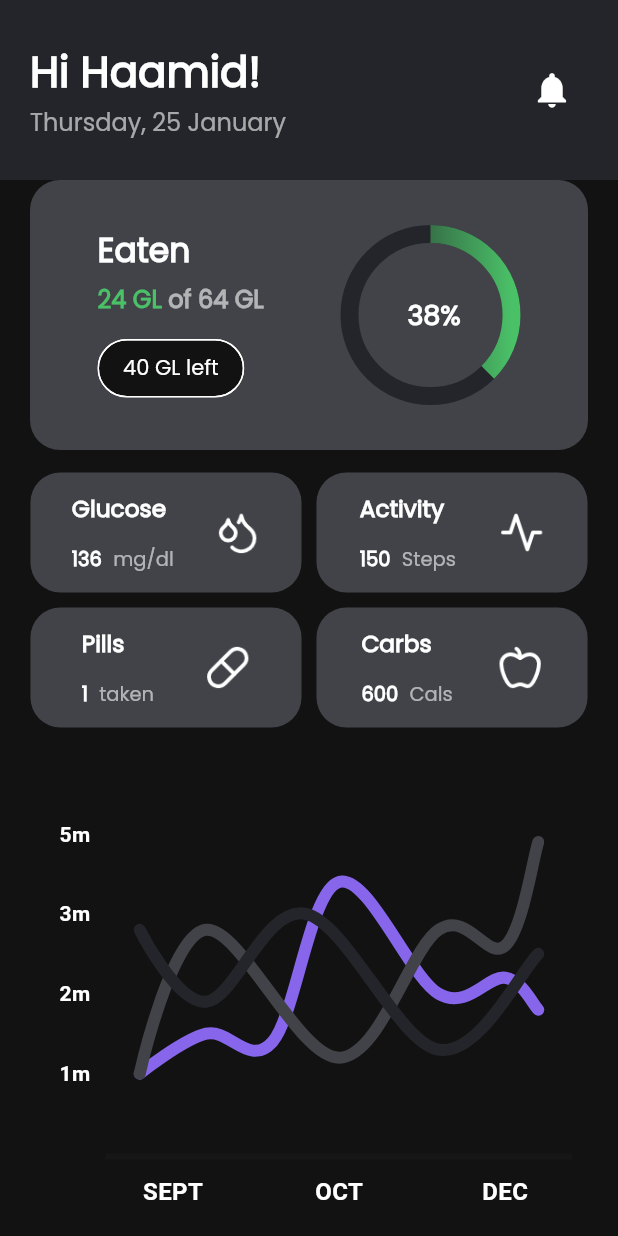
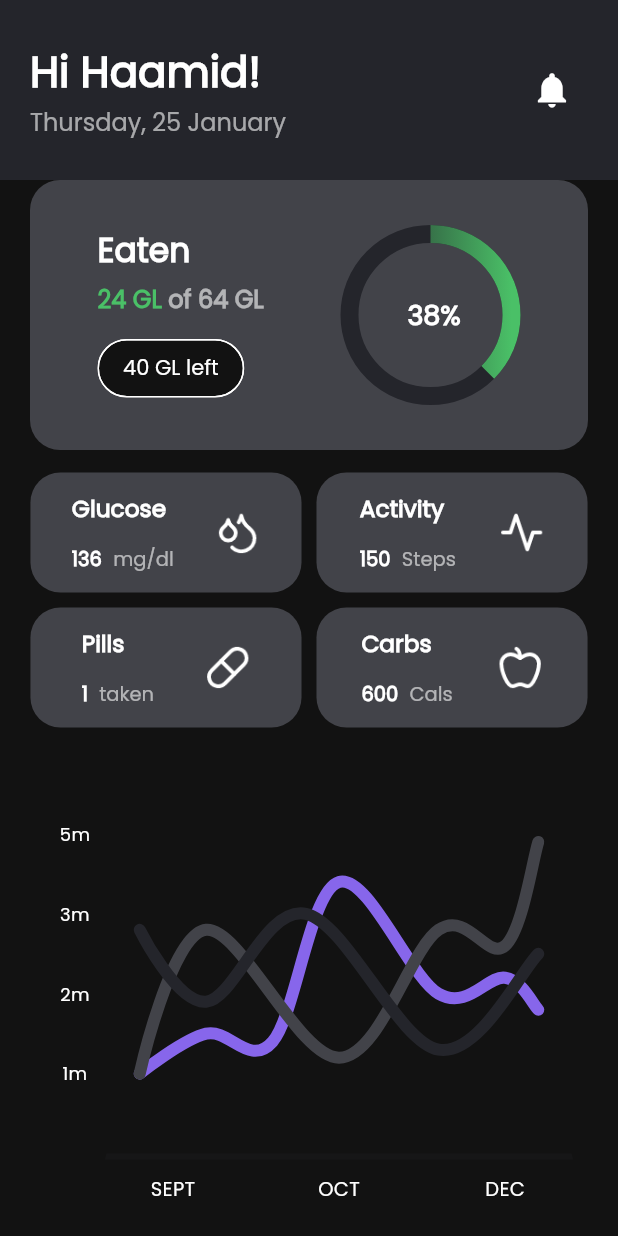
Before and after one commit to Hames-1616/diabetes_Flutter, a Flutter app: the HomePage screen opened directly, on a phone screen of 412 x 824 dp. Run offline on Flutter 3.47's test engine with Material 3 defaults, Android fonts, the phone set to English and light mode, and no system bars; drawn by our look-alikes of fl_chart, percent_indicator; our stand-ins replace chips_choice, dio, flutter_riverpod, fpdart, shared_preferences; missing offline and left inert: animated_snack_bar; accounts and stored records are empty.

Commit message:
👌 IMPROVE: Fonts of the graph

```diff
--- a/lib/features/home/components/lineChart.dart
+++ b/lib/features/home/components/lineChart.dart
@@ -95,8 +95,8 @@ class linChart extends StatelessWidget {
 
   Widget leftTitleWidgets(double value, TitleMeta meta) {
     const style = TextStyle(
-      fontWeight: FontWeight.bold,
-      fontSize: 14,
+      fontFamily: "poppins",
+      fontSize: 12,
     );
     String text;
     switch (value.toInt()) {
@@ -131,8 +131,8 @@ class linChart extends StatelessWidget {
 
   Widget bottomTitleWidgets(double value, TitleMeta meta) {
     const style = TextStyle(
-      fontWeight: FontWeight.bold,
-      fontSize: 16,
+      fontFamily: "poppins",
+      fontSize: 13,
     );
     Widget text;
     switch (value.toInt()) {
--- a/lib/features/home/screens/HomePage.dart
+++ b/lib/features/home/screens/HomePage.dart
@@ -173,7 +173,7 @@ class _HomePageState extends ConsumerState<HomePage> {
                 margin: const EdgeInsets.all(30),
                 height: 250,
                 width: MediaQuery.of(context).size.width,
-                child: linChart(isShowingMainData: true))
+                child: const linChart(isShowingMainData: true))
             ],
           ),
         ));
```
